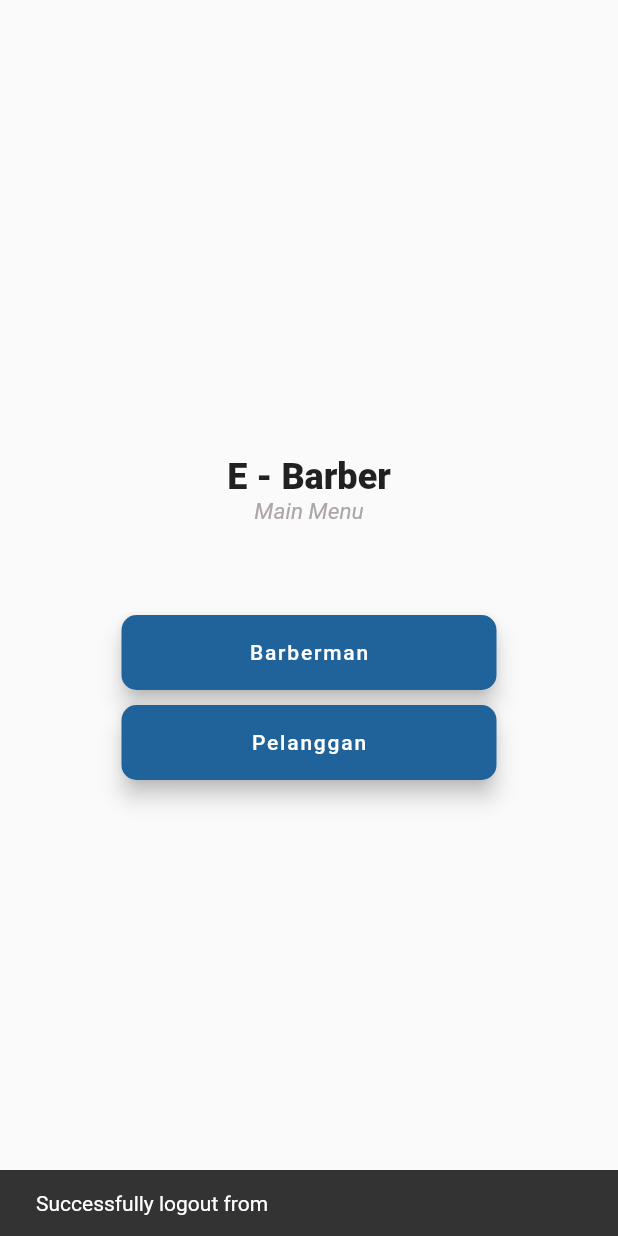
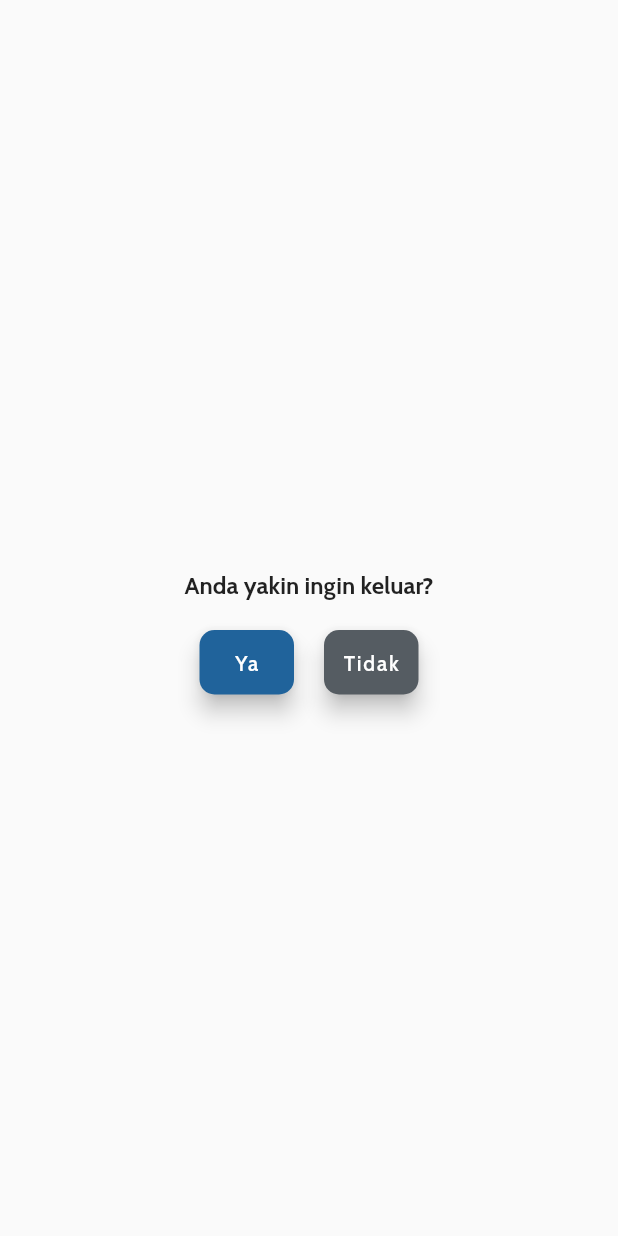
Before and after one commit to wahyusinggihw/e-barber-v2, a Flutter app: the UserBarberman screen opened directly, after a tap on "Logout", on a phone screen of 412 x 824 dp. Run offline on Flutter 3.47's test engine with Material 2 defaults, Android fonts, the phone set to English and light mode, and no system bars; our stand-ins replace bloc, firebase_auth, firebase_core, google_fonts; missing offline and left inert: dart:html; accounts and stored records are empty.

Commit message:
added logout

```diff
--- a/lib/provider/auth_provider.dart
+++ b/lib/provider/auth_provider.dart
@@ -70,8 +70,8 @@ class AuthService with ChangeNotifier {
   }
 
   Future forgotPassword() async {
-    await _auth.verifyPasswordResetCode('user-not-found');
-    notifyListeners();
+    // await _auth.verifyPasswordResetCode('user-not-found');
+    // notifyListeners();
   }
 
   // Future createUser(
--- a/lib/routes.dart
+++ b/lib/routes.dart
@@ -1,5 +1,6 @@
 import 'package:e_barber_v2/auth/login.dart';
 import 'package:e_barber_v2/auth/register.dart';
+import 'package:e_barber_v2/views/barberman/logout.dart';
 import 'package:e_barber_v2/views/bottombar.dart';
 import 'package:e_barber_v2/views/main_menu.dart';
 import 'package:flutter/material.dart';
@@ -21,6 +22,8 @@ class RouteGenerator {
         return MaterialPageRoute(builder: (_) => Register());
       case '/home':
         return MaterialPageRoute(builder: (_) => BottomBar());
+      case '/logout-dialog':
+        return MaterialPageRoute(builder: (_) => Logout());
       default:
         return _errorRoute();
     }
--- /dev/null
+++ b/lib/views/barberman/logout.dart
@@ -0,0 +1,83 @@
+import 'package:flutter/material.dart';
+import 'package:google_fonts/google_fonts.dart';
+import 'package:provider/provider.dart';
+import '../../provider/auth_provider.dart';
+
+class Logout extends StatelessWidget {
+  const Logout({Key? key}) : super(key: key);
+
+  @override
+  Widget build(BuildContext context) {
+    final authProvider = Provider.of<AuthService>(context, listen: false);
+    return Scaffold(
+      body: Center(
+        child: Column(
+          mainAxisAlignment: MainAxisAlignment.center,
+          crossAxisAlignment: CrossAxisAlignment.center,
+          children: [
+            Padding(
+              padding: const EdgeInsets.all(20),
+              child: Text(
+                "Anda yakin ingin keluar?",
+                style: GoogleFonts.cabin(
+                    fontSize: 16, fontWeight: FontWeight.bold),
+                textAlign: TextAlign.center,
+              ),
+            ),
+            Row(
+              mainAxisAlignment: MainAxisAlignment.center,
+              crossAxisAlignment: CrossAxisAlignment.center,
+              children: [
+                Container(
+                  width: 63,
+                  height: 43,
+                  child: FloatingActionButton.extended(
+                    shape: RoundedRectangleBorder(
+                        borderRadius: BorderRadius.circular(10)),
+                    heroTag: 'logoutya',
+                    backgroundColor: const Color(0xff20639B),
+                    onPressed: () async {
+                      authProvider.logOut();
+                      Navigator.pushNamed(context, '/');
+                      ScaffoldMessenger.of(context).showSnackBar(SnackBar(
+                          content: Text('Successfully logout from ' +
+                              authProvider.getUser()!.displayName.toString())));
+                      // authValidation.role == 'barberman' ? 'barberman' : 'pelanggan';
+                      // Navigator.pushNamed(context, '/register-form');
+                    },
+                    label: Text("Ya",
+                        style: GoogleFonts.cabin(
+                          fontSize: 14,
+                        )),
+                  ),
+                ),
+                Container(
+                  width: 20,
+                ),
+                Container(
+                  width: 63,
+                  height: 43,
+                  child: FloatingActionButton.extended(
+                    shape: RoundedRectangleBorder(
+                        borderRadius: BorderRadius.circular(10)),
+                    heroTag: 'logouttidak',
+                    backgroundColor: const Color(0xff555C62),
+                    onPressed: () async {
+                      Navigator.pop(context);
+                      // authValidation.role == 'barberman' ? 'barberman' : 'pelanggan';
+                      // Navigator.pushNamed(context, '/register-form');
+                    },
+                    label: Text(
+                      "Tidak",
+                      style: GoogleFonts.cabin(fontSize: 14),
+                    ),
+                  ),
+                ),
+              ],
+            )
+          ],
+        ),
+      ),
+    );
+  }
+}
--- a/lib/views/barberman/user_barberman.dart
+++ b/lib/views/barberman/user_barberman.dart
@@ -12,23 +12,11 @@ class UserBarberman extends StatefulWidget {
 }
 
 class _UserBarbermanState extends State<UserBarberman> {
-  final FirebaseAuth _auth = FirebaseAuth.instance;
+  // final FirebaseAuth _auth = FirebaseAuth.instance;
 
   @override
   Widget build(BuildContext context) {
     final authProvider = Provider.of<AuthService>(context, listen: false);
-
-    Future signOut() async {
-      try {
-        // signIn();
-        await FirebaseAuth.instance.signOut();
-
-        Navigator.pushNamed(context, '/');
-      } on FirebaseAuthException catch (e) {
-        print("failed ${e.code}");
-        print(e.message);
-      }
-    }
 
     return ChangeNotifierProvider(
       create: (context) => AuthService(),
@@ -99,14 +87,7 @@ class _UserBarbermanState extends State<UserBarberman> {
                         padding: const EdgeInsets.only(top: 20),
                         child: TextButton(
                           onPressed: () {
-                            authProvider.logOut();
-                            Navigator.pushNamed(context, '/');
-                            ScaffoldMessenger.of(context).showSnackBar(SnackBar(
-                                content: Text('Successfully logout from ' +
-                                    authProvider
-                                        .getUser()!
-                                        .displayName
-                                        .toString())));
+                            Navigator.pushNamed(context, '/logout-dialog');
                             // FirebaseAuth.instance
                             //     .authStateChanges()
                             //     .listen((User? user) {
```
Also changed, not shown: lib/auth/login.dart (+4 -16 lines).
